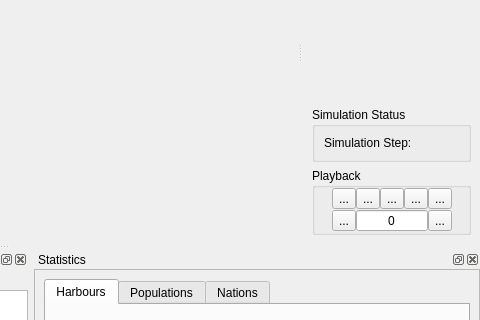
frabas/DISPLACE_GUI, file qtgui/mainwindow.ui: the form before one commit; both pictures show x 482 to 962 and y 188 to 508 of the 962 by 692 pixel window.
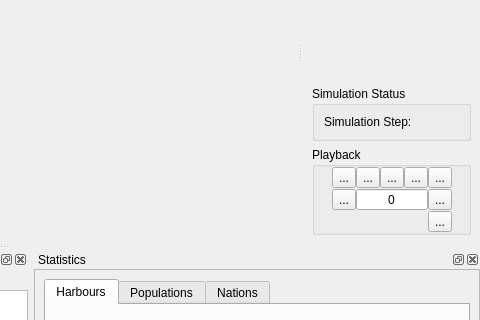
The form after the commit. Icons and pictures are not drawn. Custom widgets are drawn as their Qt base class.

Commit message: Gui: Autoplay frame rate setup dialog

```diff
--- a/qtgui/mainwindow.ui
+++ b/qtgui/mainwindow.ui
@@ -559,6 +559,13 @@
           </property>
          </spacer>
         </item>
+        <item row="2" column="5">
+         <widget class="QToolButton" name="play_params">
+          <property name="text">
+           <string>...</string>
+          </property>
+         </widget>
+        </item>
        </layout>
       </widget>
      </item>
```
The commit also changes 2 other files.
